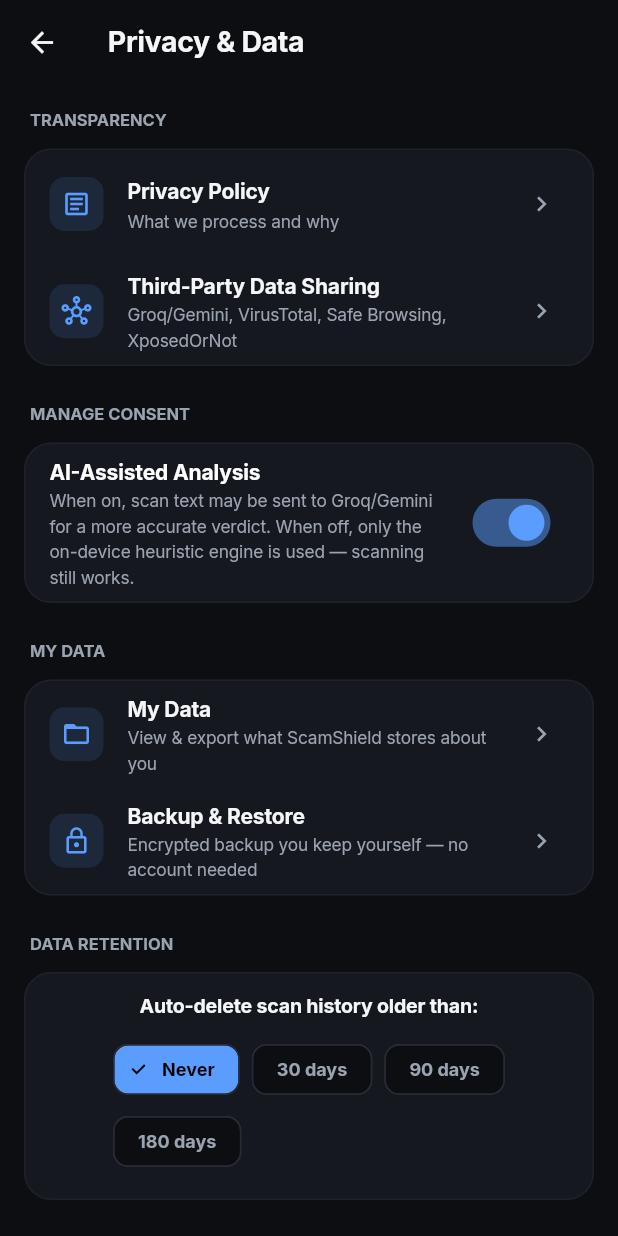
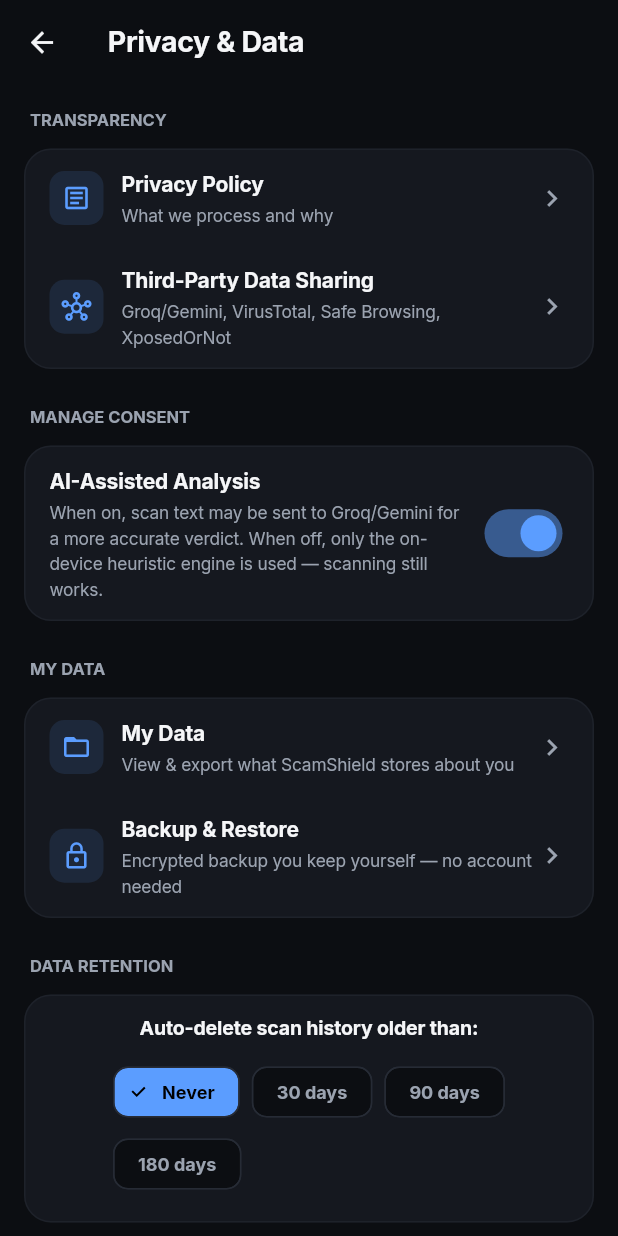
Before and after one commit to yash9769/ScamShield, a Flutter app: the PrivacySettingsScreen screen opened directly, on a phone screen of 412 x 824 dp. Run offline on Flutter 3.47's test engine with Material 3 defaults, Android fonts, the phone set to English and light mode, and no system bars; our stand-ins replace connectivity_plus, device_info_plus, file_picker, firebase_core, firebase_messaging, flutter_local_notifications and 8 more; missing offline and left inert: app_settings, cryptography, mobile_scanner, receive_sharing_intent; accounts and stored records are empty.

Commit message:
Improve ScamShield UI and fix blank screen

```diff
--- a/lib/screens/privacy_settings_screen.dart
+++ b/lib/screens/privacy_settings_screen.dart
@@ -455,20 +455,43 @@ class _PrivacySettingsScreenState extends State<PrivacySettingsScreen> {
               const SizedBox(height: 24),
               _sectionHeader('Manage Consent'),
               _card([
-                SwitchListTile(
-                  value: _aiEnabled,
-                  activeThumbColor: AppColors.primary,
-                  onChanged: _setAiEnabled,
-                  title: const Text(
+                Material(
+                  color: Colors.transparent,
+                  child: Padding(
+                    padding: const EdgeInsets.symmetric(
+                      horizontal: AppSpacing.lg,
+                      vertical: AppSpacing.md,
+                    ),
+                    child: Row(
+                      children: [
+                        Expanded(
+                          child: Column(
+                            crossAxisAlignment: CrossAxisAlignment.start,
+                            mainAxisSize: MainAxisSize.min,
+                            children: [
+                              const Text(
                                 'AI-Assisted Analysis',
                                 style: TextStyle(fontWeight: FontWeight.bold, fontSize: 14),
                               ),
-                  subtitle: const Text(
+                              const SizedBox(height: 2),
+                              const Text(
                                 'When on, scan text may be sent to Groq/Gemini for a more accurate verdict. '
                                 'When off, only the on-device heuristic engine is used — scanning still works.',
                                 style: TextStyle(
                                   color: AppColors.textSecondary,
                                   fontSize: 11.5,
+                                ),
+                              ),
+                            ],
+                          ),
+                        ),
+                        const SizedBox(width: AppSpacing.md),
+                        Switch(
+                          value: _aiEnabled,
+                          activeThumbColor: AppColors.primary,
+                          onChanged: _setAiEnabled,
+                        ),
+                      ],
                     ),
                   ),
                 ),
@@ -632,9 +655,19 @@ class _PrivacySettingsScreenState extends State<PrivacySettingsScreen> {
     required VoidCallback onTap,
     bool isDestructive = false,
   }) {
-    return ListTile(
+    return Material(
+      color: Colors.transparent,
+      child: InkWell(
         onTap: onTap,
-      leading: Container(
+        borderRadius: BorderRadius.circular(AppRadius.md),
+        child: Padding(
+          padding: const EdgeInsets.symmetric(
+            horizontal: AppSpacing.lg,
+            vertical: AppSpacing.md,
+          ),
+          child: Row(
+            children: [
+              Container(
                 padding: const EdgeInsets.all(8),
                 decoration: BoxDecoration(
                   color: (isDestructive ? AppColors.danger : AppColors.primary)
@@ -647,7 +680,13 @@ class _PrivacySettingsScreenState extends State<PrivacySettingsScreen> {
                   size: 20,
                 ),
               ),
-      title: Text(
+              const SizedBox(width: AppSpacing.md),
+              Expanded(
+                child: Column(
+                  crossAxisAlignment: CrossAxisAlignment.start,
+                  mainAxisSize: MainAxisSize.min,
+                  children: [
+                    Text(
                       title,
                       style: TextStyle(
                         fontWeight: FontWeight.bold,
@@ -655,14 +694,22 @@ class _PrivacySettingsScreenState extends State<PrivacySettingsScreen> {
                         color: isDestructive ? AppColors.danger : AppColors.textPrimary,
                       ),
                     ),
-      subtitle: Text(
+                    const SizedBox(height: 2),
+                    Text(
                       subtitle,
                       style: const TextStyle(color: AppColors.textSecondary, fontSize: 11.5),
                     ),
-      trailing: const Icon(
+                  ],
+                ),
+              ),
+              const Icon(
                 Icons.chevron_right,
                 color: AppColors.textSecondary,
-        size: 20,
+                size: 22,
+              ),
+            ],
+          ),
+        ),
       ),
     );
   }
```
Also changed, not shown: lib/screens/profile_screen.dart (+34 -11 lines), lib/theme.dart (line endings or trailing spaces), 5 other files. Lines whose indentation alone changed are shown as unchanged.
